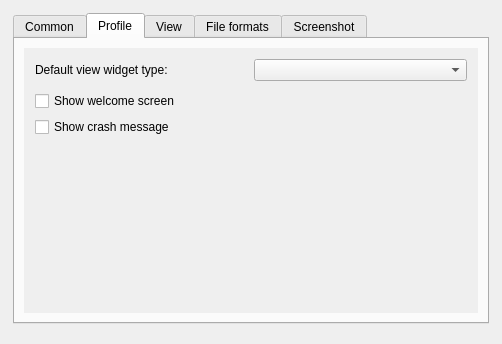
Old version of the form forms/preferences.ui in the repository isis-group/vast.
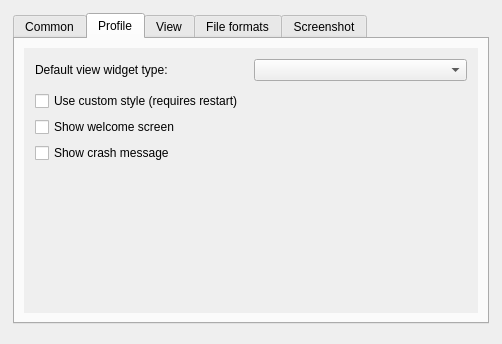
New version of the form. The open tabs and pages were chosen to show the change.

Commit message: add capability to disable super fancy style

Patch:
```diff
--- a/forms/preferences.ui
+++ b/forms/preferences.ui
@@ -210,6 +210,13 @@
                  <property name="margin">
                   <number>2</number>
                  </property>
+                 <item>
+                  <widget class="QCheckBox" name="fancyStyle">
+                   <property name="text">
+                    <string>Use custom style (requires restart)</string>
+                   </property>
+                  </widget>
+                 </item>
                  <item>
                   <widget class="QCheckBox" name="checkStartUpScreen">
                    <property name="toolTip">
```
Left out of the diff: 2 changed lines with no effect on the pictures. The commit also changes 6 other files.
